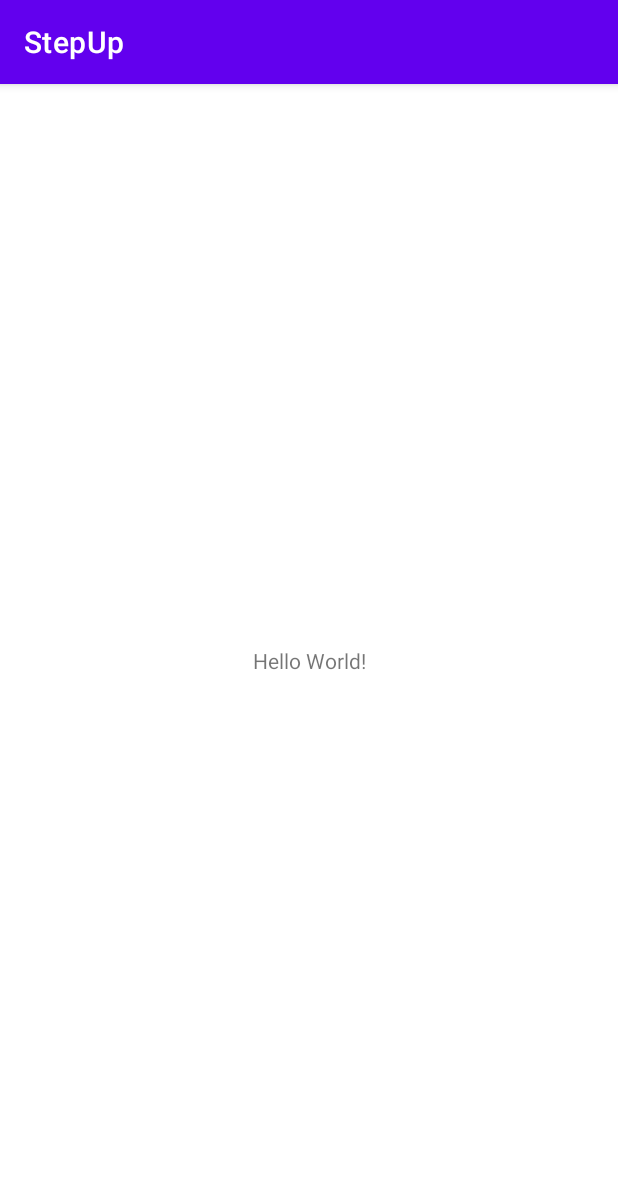
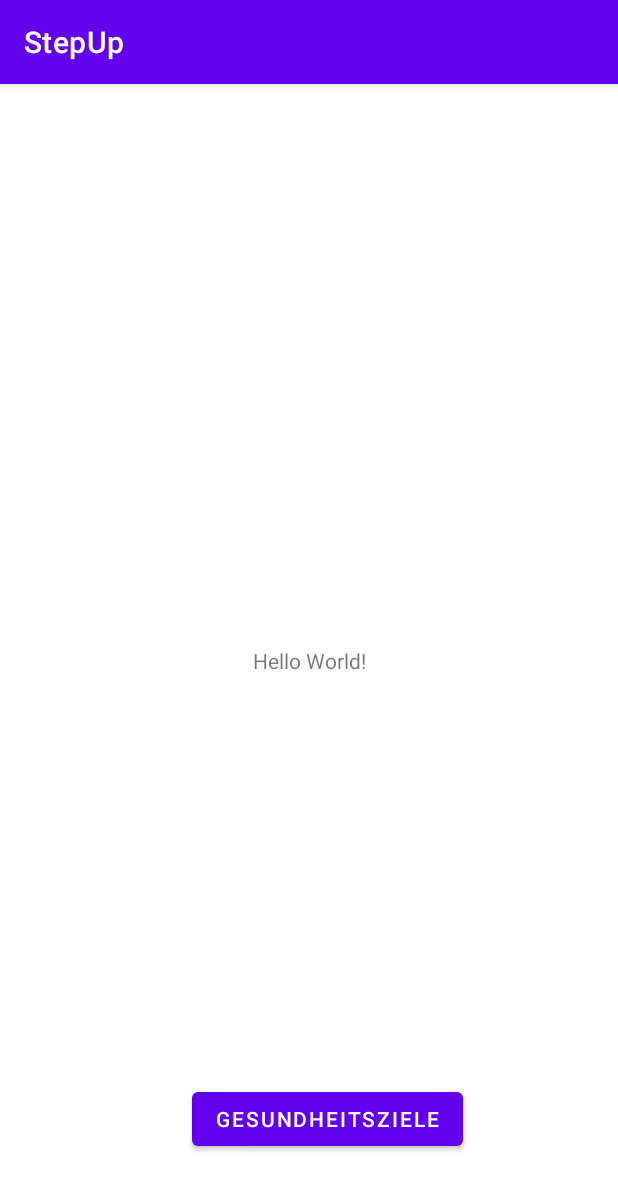
Before and after one commit to StepUp-eHealth-Application/StepUp-Frontend, an Android app: the screen it shows after launch (MainActivity), on a phone screen of 412 x 824 dp. Shown: the top 1190 px of the screen. Run offline under Robolectric (Android 15) with nearby library versions, the phone set to English and light mode, and no system bars.

Commit message:
Gesundheitsziele setzen und aendern

```diff
--- a/app/src/main/AndroidManifest.xml
+++ b/app/src/main/AndroidManifest.xml
@@ -9,6 +9,7 @@
         android:roundIcon="@mipmap/ic_launcher_round"
         android:supportsRtl="true"
         android:theme="@style/Theme.StepUp">
+        <activity android:name=".gesundheitszieleSetztenAendern"></activity>
         <activity android:name=".MainActivity">
             <intent-filter>
                 <action android:name="android.intent.action.MAIN" />
--- a/app/src/main/java/de/hskempten/stepup/MainActivity.java
+++ b/app/src/main/java/de/hskempten/stepup/MainActivity.java
@@ -2,13 +2,31 @@ package de.hskempten.stepup;
 
 import androidx.appcompat.app.AppCompatActivity;
 
+import android.content.Intent;
 import android.os.Bundle;
+import android.view.View;
+import android.widget.ArrayAdapter;
+import android.widget.Button;
+import android.widget.Spinner;
 
 public class MainActivity extends AppCompatActivity {
-
+    private Button button;
     @Override
     protected void onCreate(Bundle savedInstanceState) {
         super.onCreate(savedInstanceState);
         setContentView(R.layout.activity_main);
+
+        button = (Button) findViewById(R.id.button2);
+        button.setOnClickListener(new View.OnClickListener(){
+           @Override
+           public void onClick(View v){
+               openActivity();
+           }
+        });
+
+    }
+    public void openActivity(){
+        Intent intent = new Intent(this, gesundheitszieleSetztenAendern.class);
+        startActivity(intent);
     }
 }
--- a/app/src/main/res/layout/activity_main.xml
+++ b/app/src/main/res/layout/activity_main.xml
@@ -7,6 +7,7 @@
     tools:context=".MainActivity">
 
     <TextView
+        android:id="@+id/textView"
         android:layout_width="wrap_content"
         android:layout_height="wrap_content"
         android:text="Hello World!"
@@ -15,4 +16,17 @@
         app:layout_constraintRight_toRightOf="parent"
         app:layout_constraintTop_toTopOf="parent" />
 
+
+    <Button
+        android:id="@+id/button2"
+        android:layout_width="wrap_content"
+        android:layout_height="wrap_content"
+        android:text="Gesundheitsziele"
+        app:layout_constraintBottom_toBottomOf="parent"
+        app:layout_constraintEnd_toEndOf="parent"
+        app:layout_constraintHorizontal_bias="0.553"
+        app:layout_constraintStart_toStartOf="parent"
+        app:layout_constraintTop_toTopOf="parent"
+        app:layout_constraintVertical_bias="0.925" />
+
 </androidx.constraintlayout.widget.ConstraintLayout>
--- a/app/src/main/res/values/colors.xml
+++ b/app/src/main/res/values/colors.xml
@@ -7,4 +7,8 @@
     <color name="teal_700">#FF018786</color>
     <color name="black">#FF000000</color>
     <color name="white">#FFFFFFFF</color>
+
+    <color name="primary">#90d61d</color>
+    <color name="secondary">#194863</color>
+    <color name="tertiary">#DCDCDC</color>
 </resources>
--- a/app/src/main/res/values/strings.xml
+++ b/app/src/main/res/values/strings.xml
@@ -1,3 +1,9 @@
 <resources>
     <string name="app_name">StepUp</string>
+
+    <string-array name="einheiten">
+        <item>Schritte/24h</item>
+        <item>Schritte/Woche</item>
+        <item>Schritte/Stunde</item>
+    </string-array>
 </resources>
```
Also changed, not shown: app/src/main/java/de/hskempten/stepup/gesundheitszieleSetztenAendern.java (added, +14 -0 lines), app/src/main/res/layout/activity_gesundheitsziele_setzten_aendern.xml (added, +121 -0 lines).
